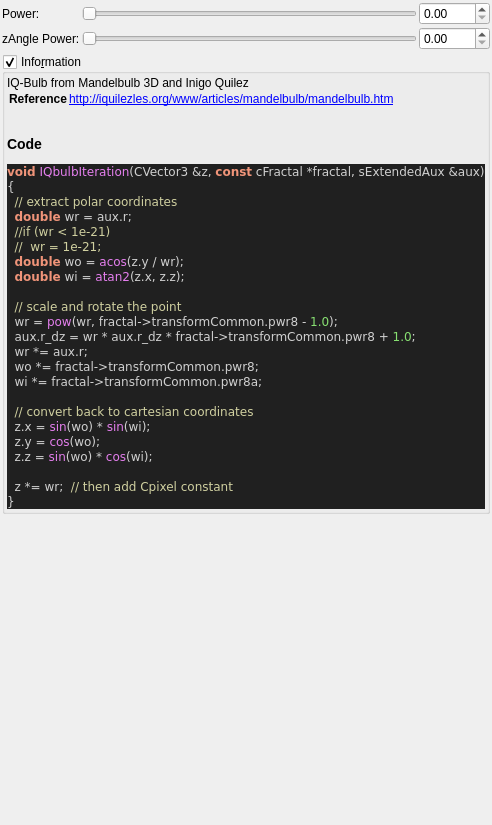
Above: mandelbulber2/qt_data/fractal_iq_bulb.ui from buddhi1980/mandelbulber2 before the change. Below: the same form after it.
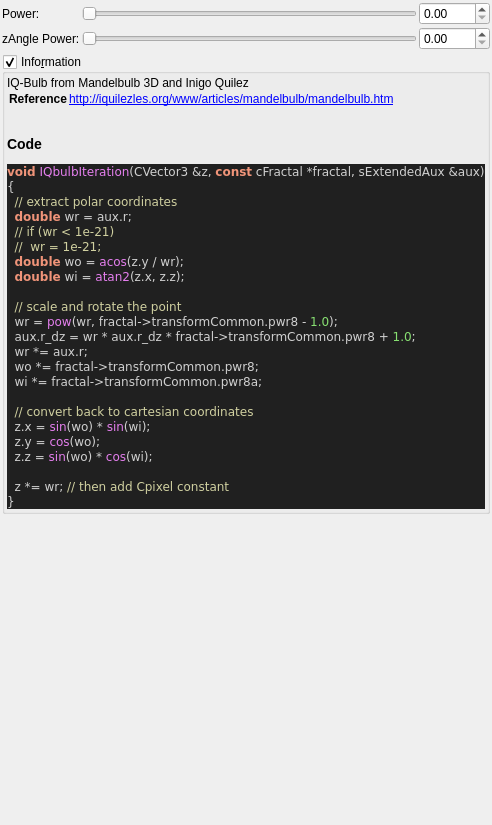
That is the form after the change. Custom widgets are drawn as their Qt base class.

Patch:
```diff
--- a/mandelbulber2/qt_data/fractal_iq_bulb.ui
+++ b/mandelbulber2/qt_data/fractal_iq_bulb.ui
@@ -194,7 +194,7 @@
 &lt;span style=&quot;color:#d0d0d0&quot;&gt;{&lt;/span&gt;
   &lt;span style=&quot;color:#d0d0a0&quot;&gt;// extract polar coordinates&lt;/span&gt;
   &lt;span style=&quot;color:#f09479; font-weight:bold&quot;&gt;double&lt;/span&gt; wr &lt;span style=&quot;color:#d0d0d0&quot;&gt;=&lt;/span&gt; aux&lt;span style=&quot;color:#d0d0d0&quot;&gt;.&lt;/span&gt;r&lt;span style=&quot;color:#d0d0d0&quot;&gt;;&lt;/span&gt;
-  &lt;span style=&quot;color:#d0d0a0&quot;&gt;//if (wr &amp;lt; 1e-21)&lt;/span&gt;
+  &lt;span style=&quot;color:#d0d0a0&quot;&gt;// if (wr &amp;lt; 1e-21)&lt;/span&gt;
   &lt;span style=&quot;color:#d0d0a0&quot;&gt;//  wr = 1e-21;&lt;/span&gt;
   &lt;span style=&quot;color:#f09479; font-weight:bold&quot;&gt;double&lt;/span&gt; wo &lt;span style=&quot;color:#d0d0d0&quot;&gt;=&lt;/span&gt; &lt;span style=&quot;color:#e47eed&quot;&gt;acos&lt;/span&gt;&lt;span style=&quot;color:#d0d0d0&quot;&gt;(&lt;/span&gt;z&lt;span style=&quot;color:#d0d0d0&quot;&gt;.&lt;/span&gt;y &lt;span style=&quot;color:#d0d0d0&quot;&gt;/&lt;/span&gt; wr&lt;span style=&quot;color:#d0d0d0&quot;&gt;);&lt;/span&gt;
   &lt;span style=&quot;color:#f09479; font-weight:bold&quot;&gt;double&lt;/span&gt; wi &lt;span style=&quot;color:#d0d0d0&quot;&gt;=&lt;/span&gt; &lt;span style=&quot;color:#e47eed&quot;&gt;atan2&lt;/span&gt;&lt;span style=&quot;color:#d0d0d0&quot;&gt;(&lt;/span&gt;z&lt;span style=&quot;color:#d0d0d0&quot;&gt;.&lt;/span&gt;x&lt;span style=&quot;color:#d0d0d0&quot;&gt;,&lt;/span&gt; z&lt;span style=&quot;color:#d0d0d0&quot;&gt;.&lt;/span&gt;z&lt;span style=&quot;color:#d0d0d0&quot;&gt;);&lt;/span&gt;
@@ -211,7 +211,7 @@
   z&lt;span style=&quot;color:#d0d0d0&quot;&gt;.&lt;/span&gt;y &lt;span style=&quot;color:#d0d0d0&quot;&gt;=&lt;/span&gt; &lt;span style=&quot;color:#e47eed&quot;&gt;cos&lt;/span&gt;&lt;span style=&quot;color:#d0d0d0&quot;&gt;(&lt;/span&gt;wo&lt;span style=&quot;color:#d0d0d0&quot;&gt;);&lt;/span&gt;
   z&lt;span style=&quot;color:#d0d0d0&quot;&gt;.&lt;/span&gt;z &lt;span style=&quot;color:#d0d0d0&quot;&gt;=&lt;/span&gt; &lt;span style=&quot;color:#e47eed&quot;&gt;sin&lt;/span&gt;&lt;span style=&quot;color:#d0d0d0&quot;&gt;(&lt;/span&gt;wo&lt;span style=&quot;color:#d0d0d0&quot;&gt;) *&lt;/span&gt; &lt;span style=&quot;color:#e47eed&quot;&gt;cos&lt;/span&gt;&lt;span style=&quot;color:#d0d0d0&quot;&gt;(&lt;/span&gt;wi&lt;span style=&quot;color:#d0d0d0&quot;&gt;);&lt;/span&gt;
 
-  z &lt;span style=&quot;color:#d0d0d0&quot;&gt;*=&lt;/span&gt; wr&lt;span style=&quot;color:#d0d0d0&quot;&gt;;&lt;/span&gt;  &lt;span style=&quot;color:#d0d0a0&quot;&gt;// then add Cpixel constant&lt;/span&gt;
+  z &lt;span style=&quot;color:#d0d0d0&quot;&gt;*=&lt;/span&gt; wr&lt;span style=&quot;color:#d0d0d0&quot;&gt;;&lt;/span&gt; &lt;span style=&quot;color:#d0d0a0&quot;&gt;// then add Cpixel constant&lt;/span&gt;
 &lt;span style=&quot;color:#d0d0d0&quot;&gt;}&lt;/span&gt;
 &lt;/pre&gt;
 &lt;/body&gt;</string>
```
